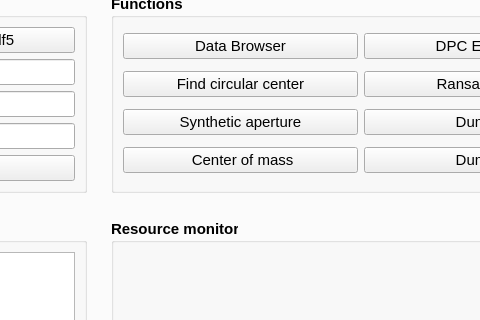
Before: the Qt Designer form fpd_explorer/res/homescreen.ui in CS26-FPD-Explorer/FPD-Explorer, drawn with Qt 5; both pictures show x 451 to 931 and y 95 to 415 of the 1100 by 725 pixel window.
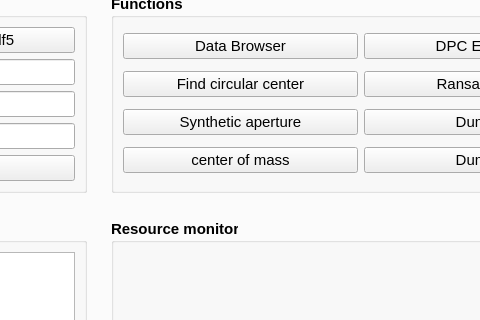
After: the same form once the commit is applied. Custom widgets are drawn as their Qt base class.

Commit message: Fixed test for running on the vmAdded more infor to the logging screen

Diff of the .ui file:
```diff
--- a/fpd_explorer/res/homescreen.ui
+++ b/fpd_explorer/res/homescreen.ui
@@ -197,7 +197,7 @@
               </font>
              </property>
              <property name="text">
-              <string> Center of mass</string>
+              <string>center of mass</string>
              </property>
              <property name="checkable">
               <bool>false</bool>
```
The commit also changes 3 other files.
